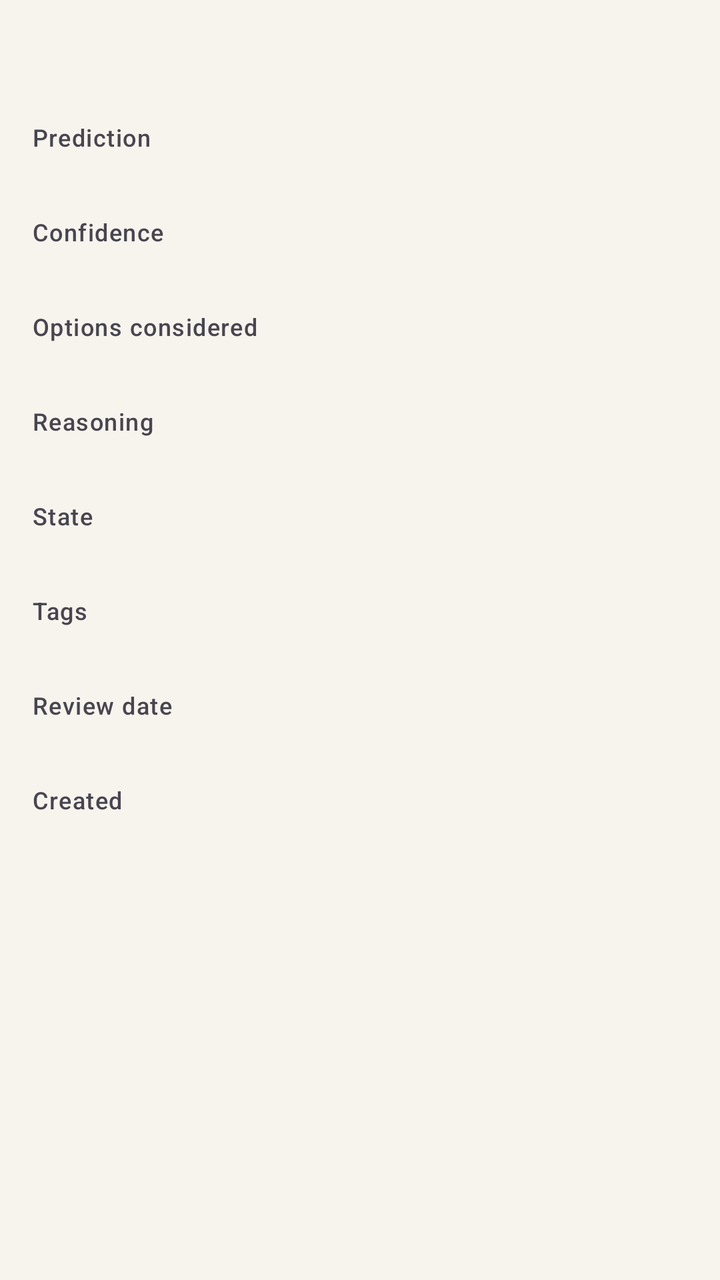
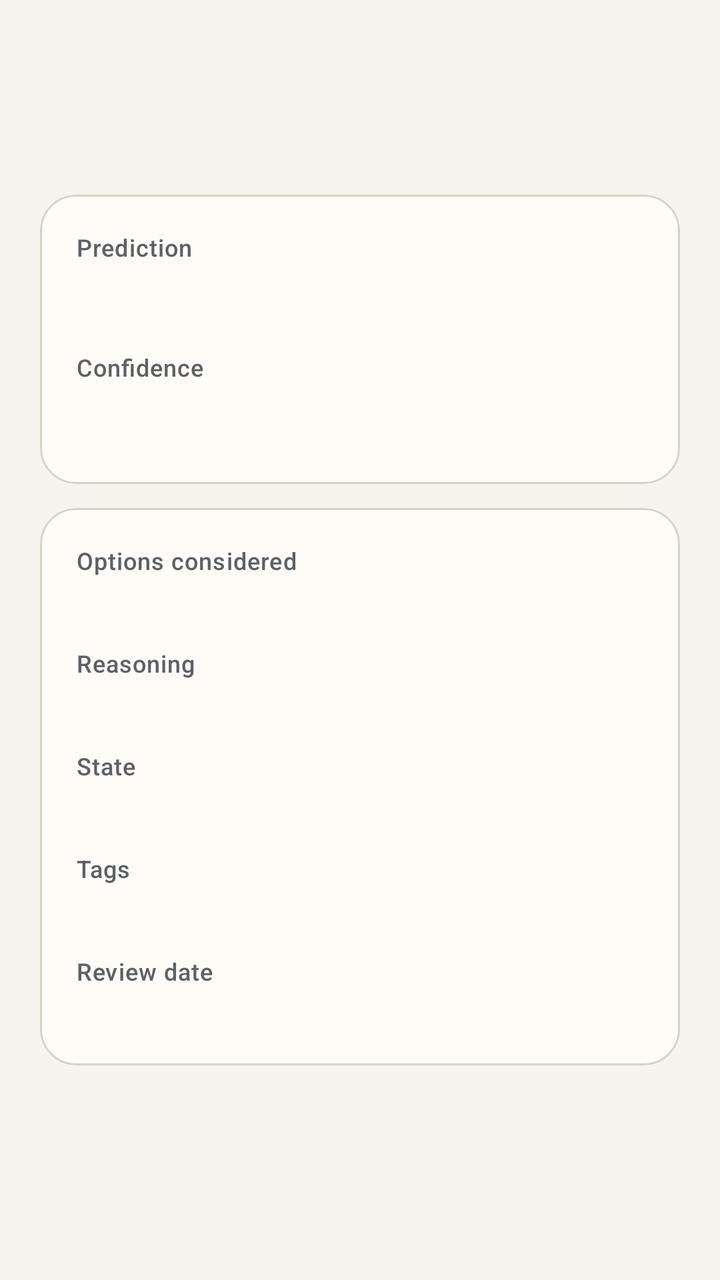

Before-and-after screenshots of an Android layout around one commit, followed by the original layout XML and the change that was made.
<!-- AndroidManifest.xml: application theme Theme.DecisionJournal -->
<!-- res/layout/fragment_detail.xml -->
<?xml version="1.0" encoding="utf-8"?>
<ScrollView xmlns:android="http://schemas.android.com/apk/res/android"
    xmlns:app="http://schemas.android.com/apk/res-auto"
    android:layout_width="match_parent"
    android:layout_height="match_parent"
    android:fillViewport="true">

    <LinearLayout
        android:layout_width="match_parent"
        android:layout_height="wrap_content"
        android:orientation="vertical"
        android:padding="16dp">

        <LinearLayout
            android:layout_width="match_parent"
            android:layout_height="wrap_content"
            android:orientation="horizontal">

            <TextView
                android:id="@+id/detailTitle"
                android:layout_width="0dp"
                android:layout_height="wrap_content"
                android:layout_weight="1"
                android:textAppearance="?attr/textAppearanceHeadlineSmall" />

            <TextView
                android:id="@+id/statusText"
                android:layout_width="wrap_content"
                android:layout_height="wrap_content"
                android:layout_marginStart="8dp"
                android:textAppearance="?attr/textAppearanceTitleSmall" />
        </LinearLayout>

        <TextView
            android:id="@+id/postponedText"
            android:layout_width="match_parent"
            android:layout_height="wrap_content"
            android:textAppearance="?attr/textAppearanceBodySmall"
            android:visibility="gone" />

        <TextView
            android:id="@+id/notFoundText"
            android:layout_width="match_parent"
            android:layout_height="wrap_content"
            android:layout_marginTop="16dp"
            android:text="@string/decision_not_found"
            android:textAppearance="?attr/textAppearanceBodyMedium"
            android:visibility="gone" />

        <TextView style="@style/FieldLabel" android:text="@string/prediction" />
        <TextView android:id="@+id/predictionText" style="@style/FieldValue" />

        <TextView style="@style/FieldLabel" android:text="@string/confidence" />
        <TextView android:id="@+id/confidenceText" style="@style/FieldValue" />

        <TextView style="@style/FieldLabel" android:text="@string/options" />
        <TextView android:id="@+id/optionsText" style="@style/FieldValue" />

        <TextView style="@style/FieldLabel" android:text="@string/reasoning" />
        <TextView android:id="@+id/reasoningText" style="@style/FieldValue" />

        <TextView style="@style/FieldLabel" android:text="@string/state" />
        <TextView android:id="@+id/stateText" style="@style/FieldValue" />

        <TextView style="@style/FieldLabel" android:text="@string/tags" />
        <TextView android:id="@+id/tagsText" style="@style/FieldValue" />

        <TextView style="@style/FieldLabel" android:text="@string/review_date" />
        <TextView android:id="@+id/reviewDateText" style="@style/FieldValue" />

        <TextView style="@style/FieldLabel" android:text="@string/created" />
        <TextView android:id="@+id/createdText" style="@style/FieldValue" />

        <LinearLayout
            android:id="@+id/reviewGroup"
            android:layout_width="match_parent"
            android:layout_height="wrap_content"
            android:orientation="vertical"
            android:visibility="gone">

            <TextView
                android:layout_width="match_parent"
                android:layout_height="wrap_content"
                android:layout_marginTop="24dp"
                android:text="@string/review"
                android:textAppearance="?attr/textAppearanceTitleMedium" />

            <TextView style="@style/FieldLabel" android:text="@string/outcome" />
            <TextView android:id="@+id/reviewOutcomeText" style="@style/FieldValue" />

            <TextView style="@style/FieldLabel" android:text="@string/did_prediction_come_true" />
            <TextView android:id="@+id/reviewResultText" style="@style/FieldValue" />

            <TextView style="@style/FieldLabel" android:text="@string/reasoning_sound" />
            <TextView android:id="@+id/reviewReasoningText" style="@style/FieldValue" />

            <TextView android:id="@+id/reviewLessonLabel" style="@style/FieldLabel" android:text="@string/lesson" />
            <TextView android:id="@+id/reviewLessonText" style="@style/FieldValue" />

            <TextView
                android:id="@+id/reviewedAtText"
                android:layout_width="match_parent"
                android:layout_height="wrap_content"
                android:layout_marginTop="12dp"
                android:textAppearance="?attr/textAppearanceBodySmall" />
        </LinearLayout>

        <TextView
            android:id="@+id/permanentNote"
            android:layout_width="match_parent"
            android:layout_height="wrap_content"
            android:layout_marginTop="16dp"
            android:text="@string/review_permanence"
            android:textAppearance="?attr/textAppearanceBodySmall"
            android:visibility="gone" />

        <LinearLayout
            android:id="@+id/actionsGroup"
            android:layout_width="match_parent"
            android:layout_height="wrap_content"
            android:layout_marginTop="20dp"
            android:orientation="vertical"
            android:visibility="gone">

            <LinearLayout
                android:layout_width="match_parent"
                android:layout_height="wrap_content"
                android:orientation="horizontal">

                <com.google.android.material.button.MaterialButton
                    android:id="@+id/reviewNowButton"
                    android:layout_width="wrap_content"
                    android:layout_height="wrap_content"
                    android:text="@string/review_now" />

                <com.google.android.material.button.MaterialButton
                    android:id="@+id/editButton"
                    style="@style/Widget.Material3.Button.OutlinedButton"
                    android:layout_width="wrap_content"
                    android:layout_height="wrap_content"
                    android:layout_marginStart="8dp"
                    android:text="@string/edit" />
            </LinearLayout>

            <LinearLayout
                android:layout_width="match_parent"
                android:layout_height="wrap_content"
                android:layout_marginTop="8dp"
                android:orientation="horizontal">

                <com.google.android.material.button.MaterialButton
                    android:id="@+id/postponeButton"
                    style="@style/Widget.Material3.Button.OutlinedButton"
                    android:layout_width="wrap_content"
                    android:layout_height="wrap_content"
                    android:text="@string/postpone" />

                <com.google.android.material.button.MaterialButton
                    android:id="@+id/deleteButton"
                    style="@style/Widget.Material3.Button.TextButton"
                    android:layout_width="wrap_content"
                    android:layout_height="wrap_content"
                    android:layout_marginStart="8dp"
                    android:text="@string/delete"
                    android:textColor="?attr/colorError" />
            </LinearLayout>
        </LinearLayout>

    </LinearLayout>
</ScrollView>
<!-- resources referenced by this layout -->
<resources>
  <string name="confidence">Confidence</string>
  <string name="created">Created</string>
  <string name="decision_not_found">Decision not found</string>
  <string name="delete">Delete</string>
  <string name="did_prediction_come_true">Did the prediction come true?</string>
  <string name="edit">Edit</string>
  <string name="lesson">Lesson</string>
  <string name="options">Options considered</string>
  <string name="outcome">What actually happened</string>
  <string name="postpone">Postpone</string>
  <string name="prediction">Prediction</string>
  <string name="reasoning">Reasoning</string>
  <string name="reasoning_sound">Was the reasoning sound, given what was known then?</string>
  <string name="review">Review</string>
  <string name="review_date">Review date</string>
  <string name="review_now">Review now</string>
  <string name="review_permanence">Saving closes this decision for good: it becomes read-only and cannot be deleted.</string>
  <string name="state">State</string>
  <string name="tags">Tags</string>
  <style name="FieldLabel" parent="">
          <item name="android:layout_width">match_parent</item>
          <item name="android:layout_height">wrap_content</item>
          <item name="android:layout_marginTop">12dp</item>
          <item name="android:textAppearance">?attr/textAppearanceLabelMedium</item>
      </style>
  <style name="FieldValue" parent="">
          <item name="android:layout_width">match_parent</item>
          <item name="android:layout_height">wrap_content</item>
          <item name="android:textAppearance">?attr/textAppearanceBodyMedium</item>
      </style>
  <color name="primary">#2F5D50</color>
  <color name="on_primary">#FFFFFF</color>
  <color name="primary_container">#D5E8E1</color>
  <color name="on_primary_container">#0C211A</color>
  <color name="secondary">#8A6A45</color>
  <color name="on_secondary">#FFFFFF</color>
  <color name="secondary_container">#F3E4CE</color>
  <color name="on_secondary_container">#2B1F0F</color>
  <color name="background">#F7F4EE</color>
  <color name="surface">#FFFCF7</color>
  <color name="on_surface">#1B1D20</color>
  <color name="surface_variant">#EDE8DE</color>
  <color name="on_surface_variant">#5C6166</color>
  <color name="outline">#D8D2C5</color>
  <style name="ShapeAppearance.DecisionJournal.Small" parent="ShapeAppearance.Material3.SmallComponent">
          <item name="cornerFamily">rounded</item>
          <item name="cornerSize">8dp</item>
      </style>
  <style name="ShapeAppearance.DecisionJournal.Medium" parent="ShapeAppearance.Material3.MediumComponent">
          <item name="cornerFamily">rounded</item>
          <item name="cornerSize">14dp</item>
      </style>
  <style name="ShapeAppearance.DecisionJournal.Large" parent="ShapeAppearance.Material3.LargeComponent">
          <item name="cornerFamily">rounded</item>
          <item name="cornerSize">20dp</item>
      </style>
  <!-- unchanged entries left out for length: 1 -->
</resources>

<!-- the commit's change to res/layout/fragment_detail.xml (unified diff, before → after) -->
@@ -9,33 +9,47 @@
         android:layout_width="match_parent"
         android:layout_height="wrap_content"
         android:orientation="vertical"
-        android:padding="16dp">
+        android:paddingHorizontal="20dp"
+        android:paddingTop="20dp"
+        android:paddingBottom="40dp">
+
+        <TextView
+            android:id="@+id/detailTitle"
+            android:layout_width="match_parent"
+            android:layout_height="wrap_content"
+            android:textAppearance="?attr/textAppearanceHeadlineSmall" />
 
         <LinearLayout
             android:layout_width="match_parent"
             android:layout_height="wrap_content"
+            android:layout_marginTop="8dp"
+            android:gravity="center_vertical"
             android:orientation="horizontal">
-
-            <TextView
-                android:id="@+id/detailTitle"
-                android:layout_width="0dp"
-                android:layout_height="wrap_content"
-                android:layout_weight="1"
-                android:textAppearance="?attr/textAppearanceHeadlineSmall" />
 
             <TextView
                 android:id="@+id/statusText"
                 android:layout_width="wrap_content"
                 android:layout_height="wrap_content"
-                android:layout_marginStart="8dp"
-                android:textAppearance="?attr/textAppearanceTitleSmall" />
+                android:textAppearance="?attr/textAppearanceLabelLarge"
+                android:textColor="?attr/colorPrimary" />
+
+            <TextView
+                android:id="@+id/createdText"
+                android:layout_width="0dp"
+                android:layout_height="wrap_content"
+                android:layout_marginStart="10dp"
+                android:layout_weight="1"
+                android:textAppearance="?attr/textAppearanceBodySmall"
+                android:textColor="?attr/colorOnSurfaceVariant" />
         </LinearLayout>
 
         <TextView
             android:id="@+id/postponedText"
             android:layout_width="match_parent"
             android:layout_height="wrap_content"
+            android:layout_marginTop="4dp"
             android:textAppearance="?attr/textAppearanceBodySmall"
+            android:textColor="?attr/colorOnSurfaceVariant"
             android:visibility="gone" />
 
         <TextView
@@ -47,29 +61,124 @@
             android:textAppearance="?attr/textAppearanceBodyMedium"
             android:visibility="gone" />
 
-        <TextView style="@style/FieldLabel" android:text="@string/prediction" />
-        <TextView android:id="@+id/predictionText" style="@style/FieldValue" />
-
-        <TextView style="@style/FieldLabel" android:text="@string/confidence" />
-        <TextView android:id="@+id/confidenceText" style="@style/FieldValue" />
-
-        <TextView style="@style/FieldLabel" android:text="@string/options" />
-        <TextView android:id="@+id/optionsText" style="@style/FieldValue" />
-
-        <TextView style="@style/FieldLabel" android:text="@string/reasoning" />
-        <TextView android:id="@+id/reasoningText" style="@style/FieldValue" />
-
-        <TextView style="@style/FieldLabel" android:text="@string/state" />
-        <TextView android:id="@+id/stateText" style="@style/FieldValue" />
-
-        <TextView style="@style/FieldLabel" android:text="@string/tags" />
-        <TextView android:id="@+id/tagsText" style="@style/FieldValue" />
-
-        <TextView style="@style/FieldLabel" android:text="@string/review_date" />
-        <TextView android:id="@+id/reviewDateText" style="@style/FieldValue" />
-
-        <TextView style="@style/FieldLabel" android:text="@string/created" />
-        <TextView android:id="@+id/createdText" style="@style/FieldValue" />
+        <com.google.android.material.card.MaterialCardView
+            android:layout_width="match_parent"
+            android:layout_height="wrap_content"
+            android:layout_marginTop="18dp"
+            app:cardBackgroundColor="?attr/colorSurface"
+            app:cardCornerRadius="18dp"
+            app:cardElevation="0dp"
+            app:strokeColor="?attr/colorOutline"
+            app:strokeWidth="1dp">
+
+            <LinearLayout
+                android:layout_width="match_parent"
+                android:layout_height="wrap_content"
+                android:orientation="vertical"
+                android:padding="18dp">
+
+                <TextView
+                    style="@style/Widget.DecisionJournal.Label"
+                    android:text="@string/prediction" />
+
+                <TextView
+                    android:id="@+id/predictionText"
+                    android:layout_width="match_parent"
+                    android:layout_height="wrap_content"
+                    android:layout_marginTop="6dp"
+                    android:textAppearance="?attr/textAppearanceTitleMedium"
+                    android:textStyle="italic" />
+
+                <TextView
+                    style="@style/Widget.DecisionJournal.Label"
+                    android:layout_marginTop="16dp"
+                    android:text="@string/confidence" />
+
+                <TextView
+                    android:id="@+id/confidenceText"
+                    android:layout_width="match_parent"
+                    android:layout_height="wrap_content"
+                    android:textAppearance="?attr/textAppearanceHeadlineSmall"
+                    android:textColor="?attr/colorPrimary" />
+            </LinearLayout>
+        </com.google.android.material.card.MaterialCardView>
+
+        <com.google.android.material.card.MaterialCardView
+            android:layout_width="match_parent"
+            android:layout_height="wrap_content"
+            android:layout_marginTop="12dp"
+            app:cardBackgroundColor="?attr/colorSurface"
+            app:cardCornerRadius="18dp"
+            app:cardElevation="0dp"
+            app:strokeColor="?attr/colorOutline"
+            app:strokeWidth="1dp">
+
+            <LinearLayout
+                android:layout_width="match_parent"
+                android:layout_height="wrap_content"
+                android:orientation="vertical"
+                android:padding="18dp">
+
+                <TextView
+                    style="@style/Widget.DecisionJournal.Label"
+                    android:text="@string/options" />
+
+                <TextView
+                    android:id="@+id/optionsText"
+                    android:layout_width="match_parent"
+                    android:layout_height="wrap_content"
+                    android:layout_marginTop="2dp"
+                    android:textAppearance="?attr/textAppearanceBodyMedium" />
+
+                <TextView
+                    style="@style/Widget.DecisionJournal.Label"
+                    android:layout_marginTop="14dp"
+                    android:text="@string/reasoning" />
+
+                <TextView
+                    android:id="@+id/reasoningText"
+                    android:layout_width="match_parent"
+                    android:layout_height="wrap_content"
+                    android:layout_marginTop="2dp"
+                    android:textAppearance="?attr/textAppearanceBodyMedium" />
+
+                <TextView
+                    style="@style/Widget.DecisionJournal.Label"
+                    android:layout_marginTop="14dp"
+                    android:text="@string/state" />
+
+                <TextView
+                    android:id="@+id/stateText"
+                    android:layout_width="match_parent"
+                    android:layout_height="wrap_content"
+                    android:layout_marginTop="2dp"
+                    android:textAppearance="?attr/textAppearanceBodyMedium" />
+
+                <TextView
+                    style="@style/Widget.DecisionJournal.Label"
+                    android:layout_marginTop="14dp"
+                    android:text="@string/tags" />
+
+                <TextView
+                    android:id="@+id/tagsText"
+                    android:layout_width="match_parent"
+                    android:layout_height="wrap_content"
+                    android:layout_marginTop="2dp"
+                    android:textAppearance="?attr/textAppearanceBodyMedium" />
+
+                <TextView
+                    style="@style/Widget.DecisionJournal.Label"
+                    android:layout_marginTop="14dp"
+                    android:text="@string/review_date" />
+
+                <TextView
+                    android:id="@+id/reviewDateText"
+                    android:layout_width="match_parent"
+                    android:layout_height="wrap_content"
+                    android:layout_marginTop="2dp"
+                    android:textAppearance="?attr/textAppearanceBodyMedium" />
+            </LinearLayout>
+        </com.google.android.material.card.MaterialCardView>
 
         <LinearLayout
             android:id="@+id/reviewGroup"
@@ -78,40 +187,96 @@
             android:orientation="vertical"
             android:visibility="gone">
 
-            <TextView
-                android:layout_width="match_parent"
-                android:layout_height="wrap_content"
-                android:layout_marginTop="24dp"
-                android:text="@string/review"
-                android:textAppearance="?attr/textAppearanceTitleMedium" />
-
-            <TextView style="@style/FieldLabel" android:text="@string/outcome" />
-            <TextView android:id="@+id/reviewOutcomeText" style="@style/FieldValue" />
-
-            <TextView style="@style/FieldLabel" android:text="@string/did_prediction_come_true" />
-            <TextView android:id="@+id/reviewResultText" style="@style/FieldValue" />
-
-            <TextView style="@style/FieldLabel" android:text="@string/reasoning_sound" />
-            <TextView android:id="@+id/reviewReasoningText" style="@style/FieldValue" />
-
-            <TextView android:id="@+id/reviewLessonLabel" style="@style/FieldLabel" android:text="@string/lesson" />
-            <TextView android:id="@+id/reviewLessonText" style="@style/FieldValue" />
-
-            <TextView
-                android:id="@+id/reviewedAtText"
+            <com.google.android.material.card.MaterialCardView
                 android:layout_width="match_parent"
                 android:layout_height="wrap_content"
                 android:layout_marginTop="12dp"
-                android:textAppearance="?attr/textAppearanceBodySmall" />
+                app:cardBackgroundColor="?attr/colorSurface"
+                app:cardCornerRadius="18dp"
+                app:cardElevation="0dp"
+                app:strokeColor="?attr/colorOutline"
+                app:strokeWidth="1dp">
+
+                <LinearLayout
+                    android:layout_width="match_parent"
+                    android:layout_height="wrap_content"
+                    android:orientation="vertical"
+                    android:padding="18dp">
+
+                    <TextView
+                        android:layout_width="match_parent"
+                        android:layout_height="wrap_content"
+                        android:text="@string/review"
+                        android:textAppearance="?attr/textAppearanceTitleMedium" />
+
+                    <TextView
+                        style="@style/Widget.DecisionJournal.Label"
+                        android:layout_marginTop="14dp"
+                        android:text="@string/outcome" />
+
+                    <TextView
+                        android:id="@+id/reviewOutcomeText"
+                        android:layout_width="match_parent"
+                        android:layout_height="wrap_content"
+                        android:layout_marginTop="2dp"
+                        android:textAppearance="?attr/textAppearanceBodyMedium" />
+
+                    <TextView
+                        style="@style/Widget.DecisionJournal.Label"
+                        android:layout_marginTop="14dp"
+                        android:text="@string/did_prediction_come_true" />
+
+                    <TextView
+                        android:id="@+id/reviewResultText"
+                        android:layout_width="match_parent"
+                        android:layout_height="wrap_content"
+                        android:layout_marginTop="2dp"
+                        android:textAppearance="?attr/textAppearanceBodyMedium" />
+
+                    <TextView
+                        style="@style/Widget.DecisionJournal.Label"
+                        android:layout_marginTop="14dp"
+                        android:text="@string/reasoning_sound" />
+
+                    <TextView
+                        android:id="@+id/reviewReasoningText"
+                        android:layout_width="match_parent"
+                        android:layout_height="wrap_content"
+                        android:layout_marginTop="2dp"
+                        android:textAppearance="?attr/textAppearanceBodyMedium" />
+
+                    <TextView
+                        android:id="@+id/reviewLessonLabel"
+                        style="@style/Widget.DecisionJournal.Label"
+                        android:layout_marginTop="14dp"
+                        android:text="@string/lesson" />
+
+                    <TextView
+                        android:id="@+id/reviewLessonText"
+                        android:layout_width="match_parent"
+                        android:layout_height="wrap_content"
+                        android:layout_marginTop="2dp"
+                        android:textAppearance="?attr/textAppearanceBodyMedium" />
+
+                    <TextView
+                        android:id="@+id/reviewedAtText"
+                        android:layout_width="match_parent"
+                        android:layout_height="wrap_content"
+                        android:layout_marginTop="14dp"
+                        android:textAppearance="?attr/textAppearanceBodySmall"
+                        android:textColor="?attr/colorOnSurfaceVariant" />
+                </LinearLayout>
+            </com.google.android.material.card.MaterialCardView>
         </LinearLayout>
 
         <TextView
             android:id="@+id/permanentNote"
             android:layout_width="match_parent"
             android:layout_height="wrap_content"
-            android:layout_marginTop="16dp"
-            android:text="@string/review_permanence"
+            android:layout_marginTop="12dp"
+            android:text="@string/reviewed_permanent"
             android:textAppearance="?attr/textAppearanceBodySmall"
+            android:textColor="?attr/colorOnSurfaceVariant"
             android:visibility="gone" />
 
         <LinearLayout
@@ -122,48 +287,44 @@
             android:orientation="vertical"
             android:visibility="gone">
 
+            <com.google.android.material.button.MaterialButton
+                android:id="@+id/reviewNowButton"
+                android:layout_width="match_parent"
+                android:layout_height="wrap_content"
+                android:text="@string/review_now" />
+
             <LinearLayout
                 android:layout_width="match_parent"
                 android:layout_height="wrap_content"
+                android:layout_marginTop="8dp"
                 android:orientation="horizontal">
-
-                <com.google.android.material.button.MaterialButton
-                    android:id="@+id/reviewNowButton"
-                    android:layout_width="wrap_content"
-                    android:layout_height="wrap_content"
-                    android:text="@string/review_now" />
 
                 <com.google.android.material.button.MaterialButton
                     android:id="@+id/editButton"
                     style="@style/Widget.Material3.Button.OutlinedButton"
-                    android:layout_width="wrap_content"
-                    android:layout_height="wrap_content"
-                    android:layout_marginStart="8dp"
+                    android:layout_width="0dp"
+                    android:layout_height="wrap_content"
+                    android:layout_weight="1"
                     android:text="@string/edit" />
-            </LinearLayout>
-
-            <LinearLayout
-                android:layout_width="match_parent"
-                android:layout_height="wrap_content"
-                android:layout_marginTop="8dp"
-                android:orientation="horizontal">
 
                 <com.google.android.material.button.MaterialButton
                     android:id="@+id/postponeButton"
                     style="@style/Widget.Material3.Button.OutlinedButton"
-                    android:layout_width="wrap_content"
-                    android:layout_height="wrap_content"
+                    android:layout_width="0dp"
+                    android:layout_height="wrap_content"
+                    android:layout_marginStart="8dp"
+                    android:layout_weight="1"
                     android:text="@string/postpone" />
-
-                <com.google.android.material.button.MaterialButton
-                    android:id="@+id/deleteButton"
-                    style="@style/Widget.Material3.Button.TextButton"
-                    android:layout_width="wrap_content"
-                    android:layout_height="wrap_content"
-                    android:layout_marginStart="8dp"
-                    android:text="@string/delete"
-                    android:textColor="?attr/colorError" />
             </LinearLayout>
+
+            <com.google.android.material.button.MaterialButton
+                android:id="@+id/deleteButton"
+                style="@style/Widget.Material3.Button.TextButton"
+                android:layout_width="wrap_content"
+                android:layout_height="wrap_content"
+                android:layout_marginTop="4dp"
+                android:text="@string/delete"
+                android:textColor="?attr/colorError" />
         </LinearLayout>
 
     </LinearLayout>
<!-- resource entries referenced after the edit -->
@@ -1,7 +1,6 @@
 <!-- resources referenced by this layout -->
 <resources>
   <string name="confidence">Confidence</string>
-  <string name="created">Created</string>
   <string name="decision_not_found">Decision not found</string>
   <string name="delete">Delete</string>
   <string name="did_prediction_come_true">Did the prediction come true?</string>
@@ -16,19 +15,15 @@
   <string name="review">Review</string>
   <string name="review_date">Review date</string>
   <string name="review_now">Review now</string>
-  <string name="review_permanence">Saving closes this decision for good: it becomes read-only and cannot be deleted.</string>
+  <string name="reviewed_permanent">Reviewed entries are permanent: they cannot be edited or deleted.</string>
   <string name="state">State</string>
   <string name="tags">Tags</string>
-  <style name="FieldLabel" parent="">
+  <style name="Widget.DecisionJournal.Label" parent="">
           <item name="android:layout_width">match_parent</item>
           <item name="android:layout_height">wrap_content</item>
-          <item name="android:layout_marginTop">12dp</item>
           <item name="android:textAppearance">?attr/textAppearanceLabelMedium</item>
-      </style>
-  <style name="FieldValue" parent="">
-          <item name="android:layout_width">match_parent</item>
-          <item name="android:layout_height">wrap_content</item>
-          <item name="android:textAppearance">?attr/textAppearanceBodyMedium</item>
+          <item name="android:textColor">?attr/colorOnSurfaceVariant</item>
+          <item name="android:letterSpacing">0.03</item>
       </style>
   <color name="primary">#2F5D50</color>
   <color name="on_primary">#FFFFFF</color>
